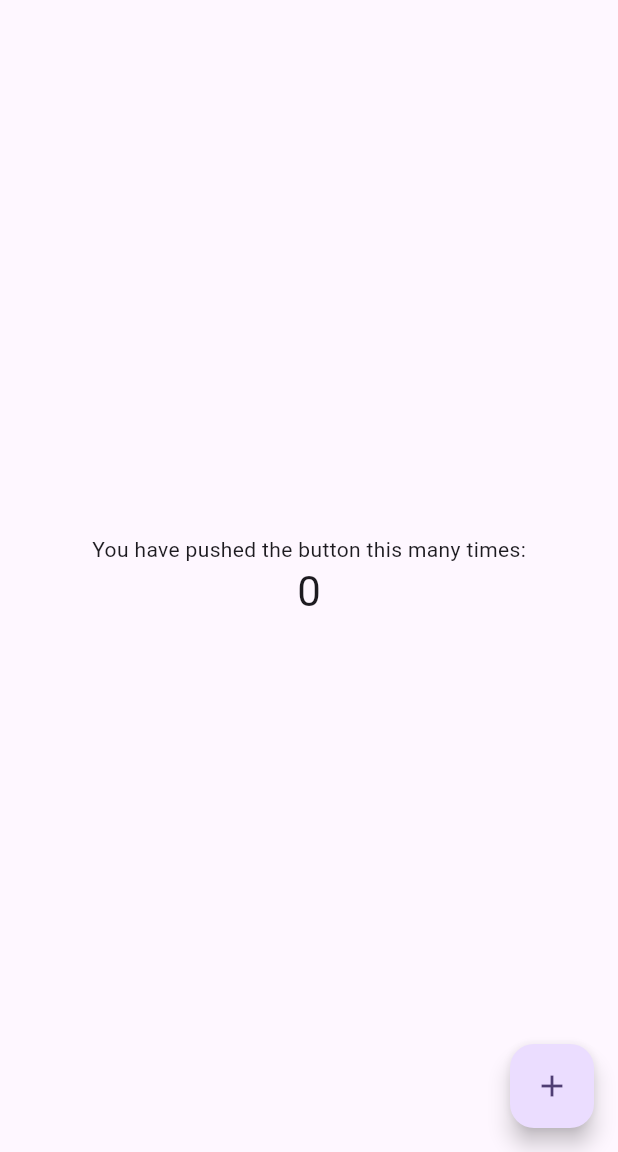
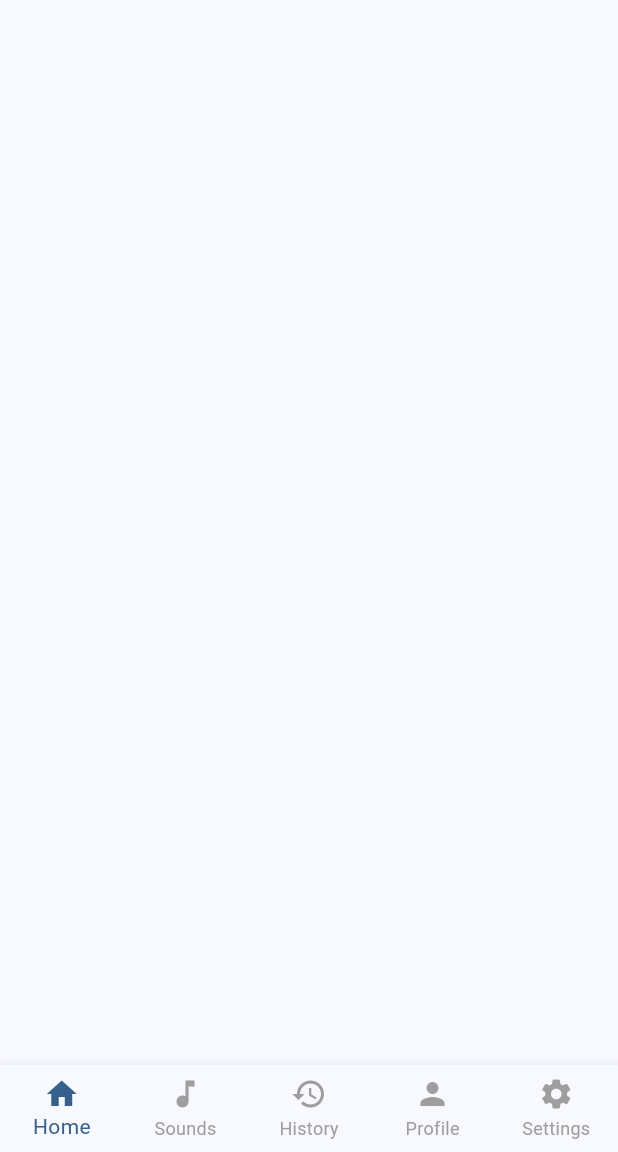
Before and after one commit to irmakakmann/hear4me_app, a Flutter app: the screen it shows after launch, on a phone screen of 412 x 824 dp, the part 84-1236 px from its top. Run offline on Flutter 3.47's test engine with Material 3 defaults, Android fonts, the phone set to English and light mode, and no system bars.

Commit message:
basic layout for all screens and added the sounds page

```diff
--- a/lib/main.dart
+++ b/lib/main.dart
@@ -1,4 +1,5 @@
 import 'package:flutter/material.dart';
+import 'sounds.dart';
 
 void main() {
   runApp(const MyApp());
@@ -7,46 +8,22 @@ void main() {
 class MyApp extends StatelessWidget {
   const MyApp({super.key});
 
-  // This widget is the root of your application.
   @override
   Widget build(BuildContext context) {
     return MaterialApp(
-      title: 'Flutter Demo',
+      title: 'Hear4Me',
+      debugShowCheckedModeBanner: false,
       theme: ThemeData(
-        // This is the theme of your application.
-        //
-        // TRY THIS: Try running your application with "flutter run". You'll see
-        // the application has a purple toolbar. Then, without quitting the app,
-        // try changing the seedColor in the colorScheme below to Colors.green
-        // and then invoke "hot reload" (save your changes or press the "hot
-        // reload" button in a Flutter-supported IDE, or press "r" if you used
-        // the command line to start the app).
-        //
-        // Notice that the counter didn't reset back to zero; the application
-        // state is not lost during the reload. To reset the state, use hot
-        // restart instead.
-        //
-        // This works for code too, not just values: Most code changes can be
-        // tested with just a hot reload.
-        colorScheme: ColorScheme.fromSeed(seedColor: Colors.deepPurple),
+        colorScheme: ColorScheme.fromSeed(seedColor: Colors.blue),
+        useMaterial3: true,
       ),
-      home: const MyHomePage(title: 'Hear4Me'),
+      home: const MyHomePage(title: 'Hear4Me Home'),
     );
   }
 }
 
 class MyHomePage extends StatefulWidget {
   const MyHomePage({super.key, required this.title});
-
-  // This widget is the home page of your application. It is stateful, meaning
-  // that it has a State object (defined below) that contains fields that affect
-  // how it looks.
-
-  // This class is the configuration for the state. It holds the values (in this
-  // case the title) provided by the parent (in this case the App widget) and
-  // used by the build method of the State. Fields in a Widget subclass are
-  // always marked "final".
-
   final String title;
 
   @override
@@ -54,70 +31,89 @@ class MyHomePage extends StatefulWidget {
 }
 
 class _MyHomePageState extends State<MyHomePage> {
-  int _counter = 0;
+  int _selectedIndex = 0;
 
-  void _incrementCounter() {
+  // --- Bottom Navigation Bar Tap Handler ---
+  void _onItemTapped(int index) {
     setState(() {
-      // This call to setState tells the Flutter framework that something has
-      // changed in this State, which causes it to rerun the build method below
-      // so that the display can reflect the updated values. If we changed
-      // _counter without calling setState(), then the build method would not be
-      // called again, and so nothing would appear to happen.
-      _counter++;
+      _selectedIndex = index;
     });
   }
 
+  // --- Helper to Build Home Screen Content ---
+  Widget _buildHomeContent(BuildContext context) {
+    return Column(
+      mainAxisAlignment: MainAxisAlignment.center,
+    );
+  }
+
+  // --- List of Widgets for each Tab ---
+  // This list will be initialized in the build method or initState
+  // to ensure context is available for _buildHomeContent if needed,
+  // or to pass necessary parameters.
+  // For simplicity, we'll define them here, understanding _buildHomeContent
+  // will be called with the current context during the build.
+  List<Widget> _getWidgetOptions(BuildContext context) {
+    return <Widget>[
+      _buildHomeContent(context),
+      SoundsScreen(),
+      const Center(child: Text('History Screen Content', style: TextStyle(fontSize: 24))),
+      const Center(child: Text('Profile Screen Content', style: TextStyle(fontSize: 24))),
+      const Center(child: Text('Settings Screen Content', style: TextStyle(fontSize: 24))),
+    ];
+  }
+
+  // --- List of AppBar Titles for each Tab ---
+  static const List<String> _appBarTitles = <String>[
+    'Hear4Me',      // Title for Home (index 0)
+    'Sounds',       // Title for Sounds (index 1)
+    'History',      // Title for History (index 2)
+    'Profile',      // Title for Profile (index 3)
+    'Settings',     // Title for Settings (index 4)
+  ];
+
   @override
   Widget build(BuildContext context) {
-    // This method is rerun every time setState is called, for instance as done
-    // by the _incrementCounter method above.
-    //
-    // The Flutter framework has been optimized to make rerunning build methods
-    // fast, so that you can just rebuild anything that needs updating rather
-    // than having to individually change instances of widgets.
+    final List<Widget> widgetOptions = _getWidgetOptions(context);
+
     return Scaffold(
       appBar: AppBar(
-        // TRY THIS: Try changing the color here to a specific color (to
-        // Colors.amber, perhaps?) and trigger a hot reload to see the AppBar
-        // change color while the other colors stay the same.
-        // backgroundColor: Theme.of(context).colorScheme.inversePrimary,
+        title: Text(_appBarTitles[_selectedIndex]), // Set title based on selected index
         backgroundColor: Colors.blue,
-        // Here we take the value from the MyHomePage object that was created by
-        // the App.build method, and use it to set our appbar title.
-        title: Text(widget.title),
       ),
       body: Center(
-        // Center is a layout widget. It takes a single child and positions it
-        // in the middle of the parent.
-        child: Column(
-          // Column is also a layout widget. It takes a list of children and
-          // arranges them vertically. By default, it sizes itself to fit its
-          // children horizontally, and tries to be as tall as its parent.
-          //
-          // Column has various properties to control how it sizes itself and
-          // how it positions its children. Here we use mainAxisAlignment to
-          // center the children vertically; the main axis here is the vertical
-          // axis because Columns are vertical (the cross axis would be
-          // horizontal).
-          //
-          // TRY THIS: Invoke "debug painting" (choose the "Toggle Debug Paint"
-          // action in the IDE, or press "p" in the console), to see the
-          // wireframe for each widget.
-          mainAxisAlignment: MainAxisAlignment.center,
-          children: <Widget>[
-            const Text('You have pushed the button this many times:'),
-            Text(
-              '$_counter',
-              style: Theme.of(context).textTheme.headlineMedium,
-            ),
-          ],
-        ),
+        child: widgetOptions.elementAt(_selectedIndex),
       ),
-      floatingActionButton: FloatingActionButton(
-        onPressed: _incrementCounter,
-        tooltip: 'Increment',
-        child: const Icon(Icons.add),
-      ), // This trailing comma makes auto-formatting nicer for build methods.
+      bottomNavigationBar: BottomNavigationBar(
+        items: const <BottomNavigationBarItem>[
+          BottomNavigationBarItem(
+            icon: Icon(Icons.home),
+            label: 'Home',
+          ),
+          BottomNavigationBarItem(
+            icon: Icon(Icons.music_note),
+            label: 'Sounds',
+          ),
+          BottomNavigationBarItem(
+            icon: Icon(Icons.history),
+            label: 'History',
+          ),
+          BottomNavigationBarItem(
+            icon: Icon(Icons.person),
+            label: 'Profile',
+          ),
+          BottomNavigationBarItem(
+            icon: Icon(Icons.settings),
+            label: 'Settings',
+          ),
+        ],
+        currentIndex: _selectedIndex,
+        selectedItemColor: Theme.of(context).colorScheme.primary,
+        unselectedItemColor: Colors.grey,
+        onTap: _onItemTapped,
+        type: BottomNavigationBarType.fixed,
+        showUnselectedLabels: true,
+      ),
     );
   }
 }
--- /dev/null
+++ b/lib/sounds.dart
@@ -0,0 +1,17 @@
+import 'package:flutter/material.dart';
+
+class SoundsScreen extends StatelessWidget {
+  const SoundsScreen({super.key});
+
+  @override
+  Widget build(BuildContext context) {
+    return Scaffold(
+      body: const Center(
+        child: Text(
+          'This is the Sounds Screen!',
+          style: TextStyle(fontSize: 24),
+        ),
+      ),
+    );
+  }
+}
```
